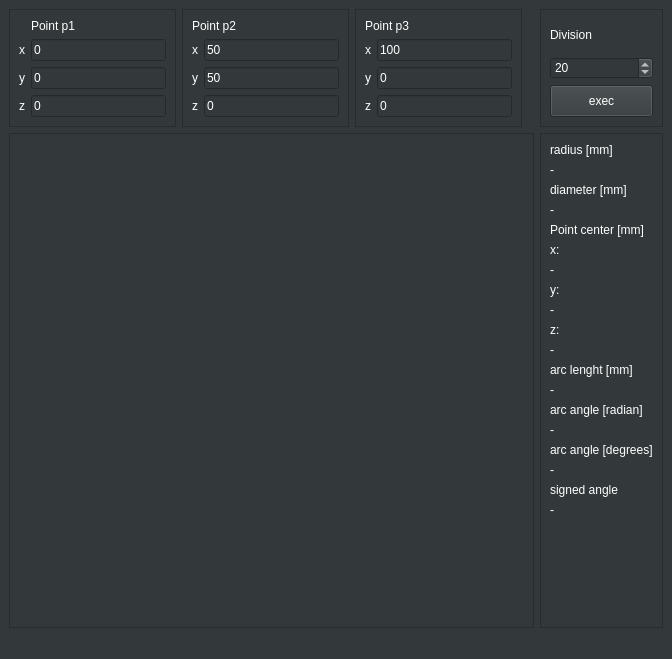
Above: mainwindow.ui from grotius-cnc/arc_points_3d before the change. Below: the same form after it.
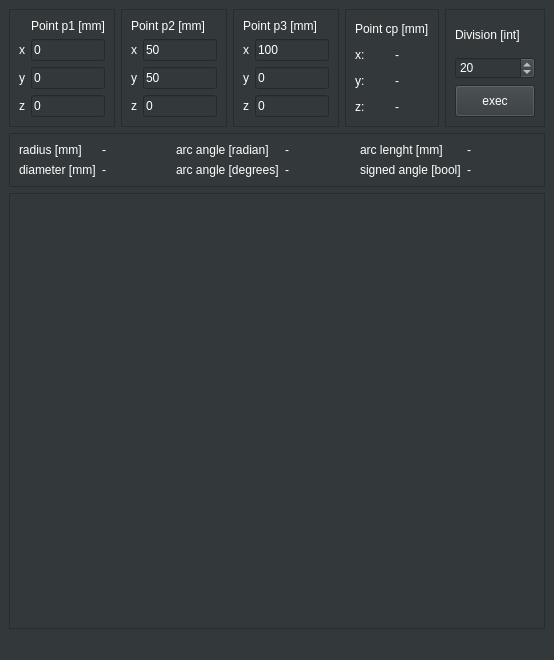
That is the form after the change.

Diff of the .ui file:
```diff
--- a/mainwindow.ui
+++ b/mainwindow.ui
@@ -6,8 +6,8 @@
    <rect>
     <x>0</x>
     <y>0</y>
-    <width>672</width>
-    <height>659</height>
+    <width>554</width>
+    <height>660</height>
    </rect>
   </property>
   <property name="windowTitle">
@@ -30,78 +30,7 @@
 color: rgb(255, 255, 255);
 </string>
    </property>
-   <layout class="QGridLayout" name="gridLayout_10">
-    <item row="0" column="0">
-     <widget class="QFrame" name="frame">
-      <property name="frameShape">
-       <enum>QFrame::StyledPanel</enum>
-      </property>
-      <property name="frameShadow">
-       <enum>QFrame::Raised</enum>
-      </property>
-      <layout class="QGridLayout" name="gridLayout_4">
-       <item row="0" column="0">
-        <layout class="QGridLayout" name="gridLayout">
-         <item row="4" column="1">
-          <widget class="QLineEdit" name="lineEdit_p1z">
-           <property name="text">
-            <string>0</string>
-           </property>
-          </widget>
-         </item>
-         <item row="3" column="1">
-          <widget class="QLineEdit" name="lineEdit_p1y">
-           <property name="text">
-            <string>0</string>
-           </property>
-          </widget>
-         </item>
-         <item row="4" column="0">
-          <widget class="QLabel" name="label_4">
-           <property name="text">
-            <string>z</string>
-           </property>
-          </widget>
-         </item>
-         <item row="2" column="1">
-          <widget class="QLineEdit" name="lineEdit_p1x">
-           <property name="text">
-            <string>0</string>
-           </property>
-          </widget>
-         </item>
-         <item row="2" column="0">
-          <widget class="QLabel" name="label_2">
-           <property name="text">
-            <string>x</string>
-           </property>
-          </widget>
-         </item>
-         <item row="3" column="0">
-          <widget class="QLabel" name="label_3">
-           <property name="text">
-            <string>y</string>
-           </property>
-          </widget>
-         </item>
-         <item row="1" column="1">
-          <widget class="QLabel" name="label">
-           <property name="sizePolicy">
-            <sizepolicy hsizetype="Preferred" vsizetype="Minimum">
-             <horstretch>0</horstretch>
-             <verstretch>0</verstretch>
-            </sizepolicy>
-           </property>
-           <property name="text">
-            <string>Point p1</string>
-           </property>
-          </widget>
-         </item>
-        </layout>
-       </item>
-      </layout>
-     </widget>
-    </item>
+   <layout class="QGridLayout" name="gridLayout_14">
     <item row="0" column="2">
      <widget class="QFrame" name="frame_3">
       <property name="frameShape">
@@ -164,7 +93,143 @@
             </sizepolicy>
            </property>
            <property name="text">
-            <string>Point p3</string>
+            <string>Point p3 [mm]</string>
+           </property>
+          </widget>
+         </item>
+        </layout>
+       </item>
+      </layout>
+     </widget>
+    </item>
+    <item row="0" column="0">
+     <widget class="QFrame" name="frame">
+      <property name="frameShape">
+       <enum>QFrame::StyledPanel</enum>
+      </property>
+      <property name="frameShadow">
+       <enum>QFrame::Raised</enum>
+      </property>
+      <layout class="QGridLayout" name="gridLayout_4">
+       <item row="0" column="0">
+        <layout class="QGridLayout" name="gridLayout">
+         <item row="4" column="1">
+          <widget class="QLineEdit" name="lineEdit_p1z">
+           <property name="text">
+            <string>0</string>
+           </property>
+          </widget>
+         </item>
+         <item row="3" column="1">
+          <widget class="QLineEdit" name="lineEdit_p1y">
+           <property name="text">
+            <string>0</string>
+           </property>
+          </widget>
+         </item>
+         <item row="4" column="0">
+          <widget class="QLabel" name="label_4">
+           <property name="text">
+            <string>z</string>
+           </property>
+          </widget>
+         </item>
+         <item row="2" column="1">
+          <widget class="QLineEdit" name="lineEdit_p1x">
+           <property name="text">
+            <string>0</string>
+           </property>
+          </widget>
+         </item>
+         <item row="2" column="0">
+          <widget class="QLabel" name="label_2">
+           <property name="text">
+            <string>x</string>
+           </property>
+          </widget>
+         </item>
+         <item row="3" column="0">
+          <widget class="QLabel" name="label_3">
+           <property name="text">
+            <string>y</string>
+           </property>
+          </widget>
+         </item>
+         <item row="1" column="1">
+          <widget class="QLabel" name="label">
+           <property name="sizePolicy">
+            <sizepolicy hsizetype="Preferred" vsizetype="Minimum">
+             <horstretch>0</horstretch>
+             <verstretch>0</verstretch>
+            </sizepolicy>
+           </property>
+           <property name="text">
+            <string>Point p1 [mm]</string>
+           </property>
+          </widget>
+         </item>
+        </layout>
+       </item>
+      </layout>
+     </widget>
+    </item>
+    <item row="0" column="3">
+     <widget class="QFrame" name="frame_7">
+      <property name="frameShape">
+       <enum>QFrame::StyledPanel</enum>
+      </property>
+      <property name="frameShadow">
+       <enum>QFrame::Raised</enum>
+      </property>
+      <layout class="QGridLayout" name="gridLayout_10">
+       <item row="0" column="0">
+        <layout class="QGridLayout" name="gridLayout_13">
+         <item row="1" column="0">
+          <widget class="QLabel" name="label_16">
+           <property name="text">
+            <string>x:</string>
+           </property>
+          </widget>
+         </item>
+         <item row="2" column="0">
+          <widget class="QLabel" name="label_18">
+           <property name="text">
+            <string>y:</string>
+           </property>
+          </widget>
+         </item>
+         <item row="3" column="0">
+          <widget class="QLabel" name="label_19">
+           <property name="text">
+            <string>z:</string>
+           </property>
+          </widget>
+         </item>
+         <item row="1" column="1">
+          <widget class="QLabel" name="label_center_x">
+           <property name="text">
+            <string>-</string>
+           </property>
+          </widget>
+         </item>
+         <item row="0" column="0" colspan="2">
+          <widget class="QLabel" name="label_15">
+           <property name="text">
+            <string>Point cp [mm]</string>
+           </property>
+          </widget>
+         </item>
+         <item row="2" column="1">
+          <widget class="QLabel" name="label_center_y">
+           <property name="text">
+            <string>-</string>
+           </property>
+          </widget>
+         </item>
+         <item row="3" column="1">
+          <widget class="QLabel" name="label_center_z">
+           <property name="text">
+            <string>-</string>
            </property>
           </widget>
          </item>
@@ -235,7 +300,7 @@
             </sizepolicy>
            </property>
            <property name="text">
-            <string>Point p2</string>
+            <string>Point p2 [mm]</string>
            </property>
           </widget>
          </item>
@@ -244,28 +309,56 @@
       </layout>
      </widget>
     </item>
-    <item row="2" column="0" colspan="5">
-     <widget class="QFrame" name="frame_4">
-      <property name="sizePolicy">
-       <sizepolicy hsizetype="Preferred" vsizetype="Expanding">
-        <horstretch>0</horstretch>
-        <verstretch>0</verstretch>
-       </sizepolicy>
-      </property>
+    <item row="0" column="4">
+     <widget class="QFrame" name="frame_5">
       <property name="frameShape">
        <enum>QFrame::StyledPanel</enum>
       </property>
       <property name="frameShadow">
        <enum>QFrame::Raised</enum>
       </property>
-      <layout class="QGridLayout" name="gridLayout_9">
-       <item row="1" column="0">
-        <layout class="QGridLayout" name="gridLayout_opencascade"/>
+      <layout class="QGridLayout" name="gridLayout_6">
+       <item row="0" column="0">
+        <layout class="QGridLayout" name="gridLayout_5">
+         <item row="1" column="0">
+          <widget class="QSpinBox" name="spinBox_division">
+           <property name="value">
+            <number>20</number>
+           </property>
+          </widget>
+         </item>
+         <item row="2" column="0">
+          <widget class="QPushButton" name="pushButton_exec">
+           <property name="sizePolicy">
+            <sizepolicy hsizetype="Minimum" vsizetype="Minimum">
+             <horstretch>0</horstretch>
+             <verstretch>0</verstretch>
+            </sizepolicy>
+           </property>
+           <property name="text">
+            <string>exec</string>
+           </property>
+          </widget>
+         </item>
+         <item row="0" column="0">
+          <widget class="QLabel" name="label_13">
+           <property name="sizePolicy">
+            <sizepolicy hsizetype="Preferred" vsizetype="Minimum">
+             <horstretch>0</horstretch>
+             <verstretch>0</verstretch>
+            </sizepolicy>
+           </property>
+           <property name="text">
+            <string>Division [int]</string>
+           </property>
+          </widget>
+         </item>
+        </layout>
        </item>
       </layout>
      </widget>
     </item>
-    <item row="2" column="5">
+    <item row="1" column="0" colspan="5">
      <widget class="QFrame" name="frame_6">
       <property name="frameShape">
        <enum>QFrame::StyledPanel</enum>
@@ -276,134 +369,85 @@
       <layout class="QGridLayout" name="gridLayout_11">
        <item row="0" column="0">
         <layout class="QGridLayout" name="gridLayout_12">
-         <item row="9" column="0">
-          <widget class="QLabel" name="label_center_y">
-           <property name="text">
-            <string>-</string>
-           </property>
-          </widget>
-         </item>
-         <item row="11" column="0">
-          <widget class="QLabel" name="label_center_z">
-           <property name="text">
-            <string>-</string>
-           </property>
-          </widget>
-         </item>
-         <item row="17" column="0">
-          <widget class="QLabel" name="label_arc_angle_deg">
-           <property name="text">
-            <string>-</string>
-           </property>
-          </widget>
-         </item>
-         <item row="2" column="0">
+         <item row="0" column="1">
           <widget class="QLabel" name="label_radius">
            <property name="text">
             <string>-</string>
            </property>
           </widget>
          </item>
-         <item row="13" column="0">
-          <widget class="QLabel" name="label_arc_lenght">
+         <item row="1" column="3">
+          <widget class="QLabel" name="label_arc_angle_deg">
            <property name="text">
             <string>-</string>
            </property>
           </widget>
          </item>
-         <item row="7" column="0">
-          <widget class="QLabel" name="label_center_x">
+         <item row="1" column="5">
+          <widget class="QLabel" name="label_signed_angle">
            <property name="text">
             <string>-</string>
            </property>
           </widget>
          </item>
-         <item row="12" column="0">
-          <widget class="QLabel" name="label_17">
-           <property name="text">
-            <string>arc lenght [mm]</string>
-           </property>
-          </widget>
-         </item>
-         <item row="14" column="0">
+         <item row="0" column="2">
           <widget class="QLabel" name="label_20">
            <property name="text">
             <string>arc angle [radian]</string>
            </property>
           </widget>
          </item>
-         <item row="10" column="0">
-          <widget class="QLabel" name="label_19">
-           <property name="text">
-            <string>z:</string>
-           </property>
-          </widget>
-         </item>
-         <item row="6" column="0">
-          <widget class="QLabel" name="label_16">
-           <property name="text">
-            <string>x:</string>
-           </property>
-          </widget>
-         </item>
-         <item row="3" column="0">
+         <item row="1" column="0">
           <widget class="QLabel" name="label_22">
            <property name="text">
             <string>diameter [mm]</string>
            </property>
           </widget>
          </item>
-         <item row="18" column="0">
-          <widget class="QLabel" name="label_23">
-           <property name="text">
-            <string>signed angle </string>
-           </property>
-          </widget>
-         </item>
-         <item row="8" column="0">
-          <widget class="QLabel" name="label_18">
-           <property name="text">
-            <string>y:</string>
-           </property>
-          </widget>
-         </item>
-         <item row="16" column="0">
+         <item row="1" column="2">
           <widget class="QLabel" name="label_21">
            <property name="text">
             <string>arc angle [degrees]</string>
            </property>
           </widget>
          </item>
-         <item row="5" column="0">
-          <widget class="QLabel" name="label_15">
+         <item row="0" column="4">
+          <widget class="QLabel" name="label_17">
            <property name="text">
-            <string>Point center [mm]</string>
+            <string>arc lenght [mm]</string>
            </property>
           </widget>
          </item>
-         <item row="15" column="0">
-          <widget class="QLabel" name="label_arc_angle_rad">
-           <property name="text">
-            <string>-</string>
-           </property>
-          </widget>
-         </item>
-         <item row="4" column="0">
-          <widget class="QLabel" name="label_diameter">
-           <property name="text">
-            <string>-</string>
-           </property>
-          </widget>
-         </item>
-         <item row="1" column="0">
+         <item row="0" column="0">
           <widget class="QLabel" name="label_14">
            <property name="text">
             <string>radius [mm]</string>
            </property>
           </widget>
          </item>
-         <item row="19" column="0">
-          <widget class="QLabel" name="label_signed_angle">
+         <item row="1" column="1">
+          <widget class="QLabel" name="label_diameter">
+           <property name="text">
+            <string>-</string>
+           </property>
+          </widget>
+         </item>
+         <item row="1" column="4">
+          <widget class="QLabel" name="label_23">
+           <property name="text">
+            <string>signed angle [bool]</string>
+           </property>
+          </widget>
+         </item>
+         <item row="0" column="5">
+          <widget class="QLabel" name="label_arc_lenght">
+           <property name="text">
+            <string>-</string>
+           </property>
+          </widget>
+         </item>
+         <item row="0" column="3">
+          <widget class="QLabel" name="label_arc_angle_rad">
            <property name="text">
             <string>-</string>
            </property>
@@ -411,67 +455,26 @@
          </item>
         </layout>
        </item>
-       <item row="1" column="0">
-        <spacer name="verticalSpacer">
-         <property name="orientation">
-          <enum>Qt::Vertical</enum>
-         </property>
-         <property name="sizeHint" stdset="0">
-          <size>
-           <width>20</width>
-           <height>40</height>
-          </size>
-         </property>
-        </spacer>
-       </item>
       </layout>
      </widget>
     </item>
-    <item row="0" column="5">
-     <widget class="QFrame" name="frame_5">
+    <item row="2" column="0" colspan="5">
+     <widget class="QFrame" name="frame_4">
+      <property name="sizePolicy">
+       <sizepolicy hsizetype="Preferred" vsizetype="Expanding">
+        <horstretch>0</horstretch>
+        <verstretch>0</verstretch>
+       </sizepolicy>
+      </property>
       <property name="frameShape">
        <enum>QFrame::StyledPanel</enum>
       </property>
       <property name="frameShadow">
        <enum>QFrame::Raised</enum>
       </property>
-      <layout class="QGridLayout" name="gridLayout_6">
-       <item row="0" column="0">
-        <layout class="QGridLayout" name="gridLayout_5">
-         <item row="1" column="0">
-          <widget class="QSpinBox" name="spinBox_division">
-           <property name="value">
-            <number>20</number>
-           </property>
-          </widget>
-         </item>
-         <item row="2" column="0">
-          <widget class="QPushButton" name="pushButton_exec">
-           <property name="sizePolicy">
-            <sizepolicy hsizetype="Minimum" vsizetype="Preferred">
-             <horstretch>0</horstretch>
-             <verstretch>0</verstretch>
-            </sizepolicy>
-           </property>
-           <property name="text">
-            <string>exec</string>
-           </property>
-          </widget>
-         </item>
-         <item row="0" column="0">
-          <widget class="QLabel" name="label_13">
-           <property name="sizePolicy">
-            <sizepolicy hsizetype="Preferred" vsizetype="Minimum">
-             <horstretch>0</horstretch>
-             <verstretch>0</verstretch>
-            </sizepolicy>
-           </property>
-           <property name="text">
-            <string>Division</string>
-           </property>
-          </widget>
-         </item>
-        </layout>
+      <layout class="QGridLayout" name="gridLayout_9">
+       <item row="1" column="0">
+        <layout class="QGridLayout" name="gridLayout_opencascade"/>
        </item>
       </layout>
      </widget>
```
Left out of the diff: 2 changed lines with no effect on the pictures.
